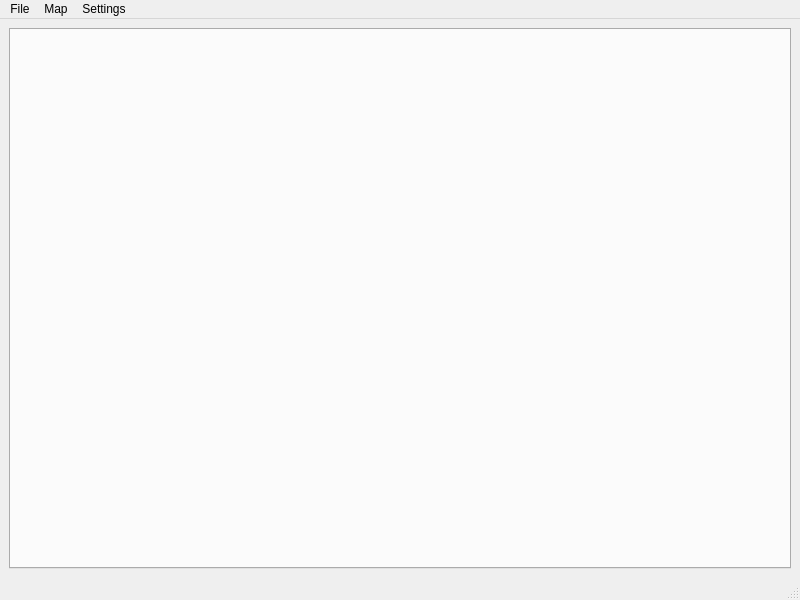
Above: src/ARM_OD_viewCore/arm_od_view.ui from nevaeh82/arm_od before the change. Below: the same form after it.
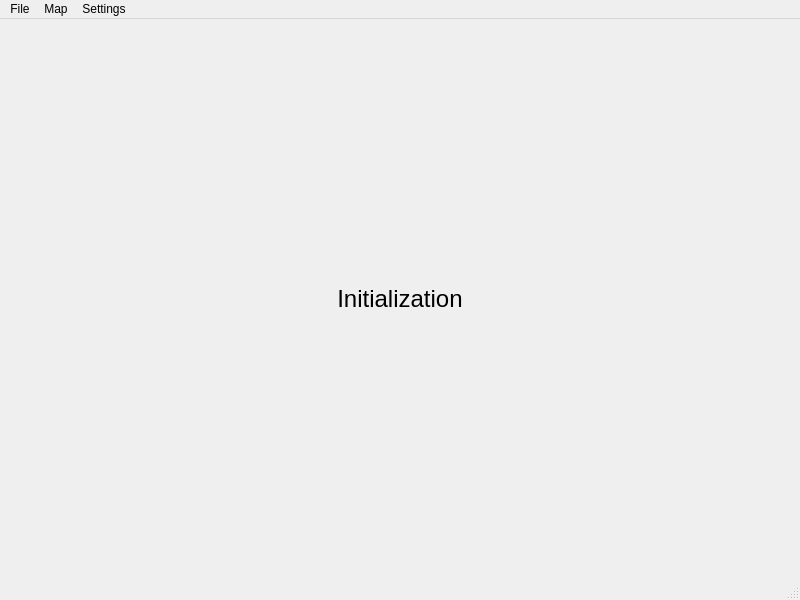
That is the form after the change. The open tabs and pages were chosen to show the change.

Diff of the .ui file:
```diff
--- a/src/ARM_OD_viewCore/arm_od_view.ui
+++ b/src/ARM_OD_viewCore/arm_od_view.ui
@@ -16,7 +16,46 @@
   <widget class="QWidget" name="centralwidget">
    <layout class="QGridLayout" name="gridLayout">
     <item row="0" column="0">
-     <widget class="QTabWidget" name="mainTabWidget"/>
+     <widget class="QStackedWidget" name="stackedWidget">
+      <widget class="QWidget" name="tabPage">
+       <property name="sizePolicy">
+        <sizepolicy hsizetype="Expanding" vsizetype="Expanding">
+         <horstretch>0</horstretch>
+         <verstretch>0</verstretch>
+        </sizepolicy>
+       </property>
+       <layout class="QVBoxLayout" name="verticalLayout">
+        <item>
+         <widget class="QTabWidget" name="mainTabWidget"/>
+        </item>
+       </layout>
+      </widget>
+      <widget class="QWidget" name="initializationPage">
+       <layout class="QVBoxLayout" name="verticalLayout_2">
+        <item>
+         <widget class="QLabel" name="initializationLabel">
+          <property name="sizePolicy">
+           <sizepolicy hsizetype="Expanding" vsizetype="Expanding">
+            <horstretch>0</horstretch>
+            <verstretch>0</verstretch>
+           </sizepolicy>
+          </property>
+          <property name="font">
+           <font>
+            <pointsize>18</pointsize>
+           </font>
+          </property>
+          <property name="text">
+           <string>Initialization</string>
+          </property>
+          <property name="alignment">
+           <set>Qt::AlignCenter</set>
+          </property>
+         </widget>
+        </item>
+       </layout>
+      </widget>
+     </widget>
     </item>
    </layout>
   </widget>
```
